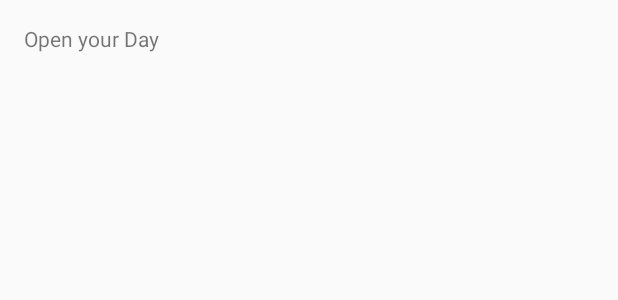
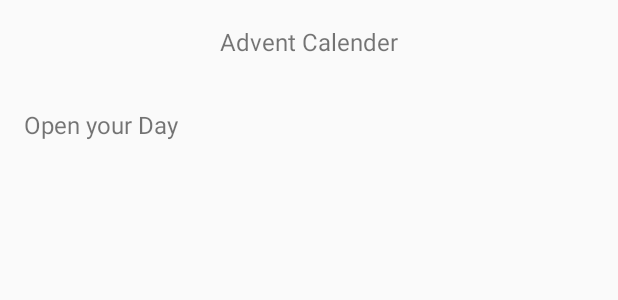
Before and after one commit to yourappsgeek/AdventCalender, an Android app: the layout activity_main.xml on its own in the app's theme, with its tools: preview values and no code run, on a phone screen of 412 x 824 dp. Shown: the top 300 px of the screen. Run offline under Robolectric (Android 15) with nearby library versions, the phone set to English and light mode, and no system bars.

Commit message:
replaces the default actionBar with custom toolBar

```diff
--- a/app/src/main/res/layout/activity_main.xml
+++ b/app/src/main/res/layout/activity_main.xml
@@ -13,11 +13,16 @@
         tools:context=".MainActivity"
         >
 
+        <include
+            android:id="@+id/toolbar"
+            layout="@layout/custom_toolbar"
+            />
+
         <TextView
             android:id="@+id/tvHeading"
             android:layout_width="wrap_content"
             android:layout_height="wrap_content"
-            app:layout_constraintTop_toTopOf="parent"
+            app:layout_constraintTop_toBottomOf="@id/toolbar"
             app:layout_constraintStart_toStartOf="parent"
             android:layout_margin="16dp"
             android:text="@string/text_open_your_day"
@@ -30,7 +35,7 @@
             app:layout_constraintBottom_toBottomOf="parent"
             app:layout_constraintLeft_toLeftOf="parent"
             app:layout_constraintRight_toRightOf="parent"
-            app:layout_constraintTop_toTopOf="parent" />
+            app:layout_constraintTop_toBottomOf="@id/tvHeading" />
 
     </androidx.constraintlayout.widget.ConstraintLayout>
 
--- /dev/null
+++ b/app/src/main/res/layout/custom_toolbar.xml
@@ -0,0 +1,29 @@
+<layout xmlns:android="http://schemas.android.com/apk/res/android"
+    xmlns:app="http://schemas.android.com/apk/res-auto">
+
+    <androidx.appcompat.widget.Toolbar
+        android:id="@+id/toolbar"
+        android:layout_width="match_parent"
+        android:layout_height="?attr/actionBarSize"
+        app:contentInsetLeft="0dp"
+        app:contentInsetStart="0dp"
+        >
+
+
+        <LinearLayout
+            android:layout_width="match_parent"
+            android:layout_height="match_parent"
+            android:orientation="horizontal"
+            android:gravity="center"
+            >
+
+            <TextView
+                android:id="@+id/toolbar_title"
+                android:layout_width="wrap_content"
+                android:layout_height="wrap_content"
+                android:text="@string/app_name" />
+        </LinearLayout>
+
+    </androidx.appcompat.widget.Toolbar>
+
+</layout>
--- a/app/src/main/res/values/styles.xml
+++ b/app/src/main/res/values/styles.xml
@@ -1,11 +1,16 @@
 <resources>
 
     <!-- Base application theme. -->
-    <style name="AppTheme" parent="Theme.AppCompat.Light.DarkActionBar">
+    <style name="AppTheme" parent="Theme.AppCompat.Light.NoActionBar">
         <!-- Customize your theme here. -->
         <item name="colorPrimary">@color/colorPrimary</item>
         <item name="colorPrimaryDark">@color/colorPrimaryDark</item>
         <item name="colorAccent">@color/colorAccent</item>
+        <item name="android:windowContentOverlay">@null</item>
+        <item name="android:textAllCaps">false</item>
+        <item name="android:textSize">16sp</item>
+        <item name="android:typeface">sans</item>
+        <item name="android:windowFullscreen">true</item>
     </style>
 
 </resources>
```
